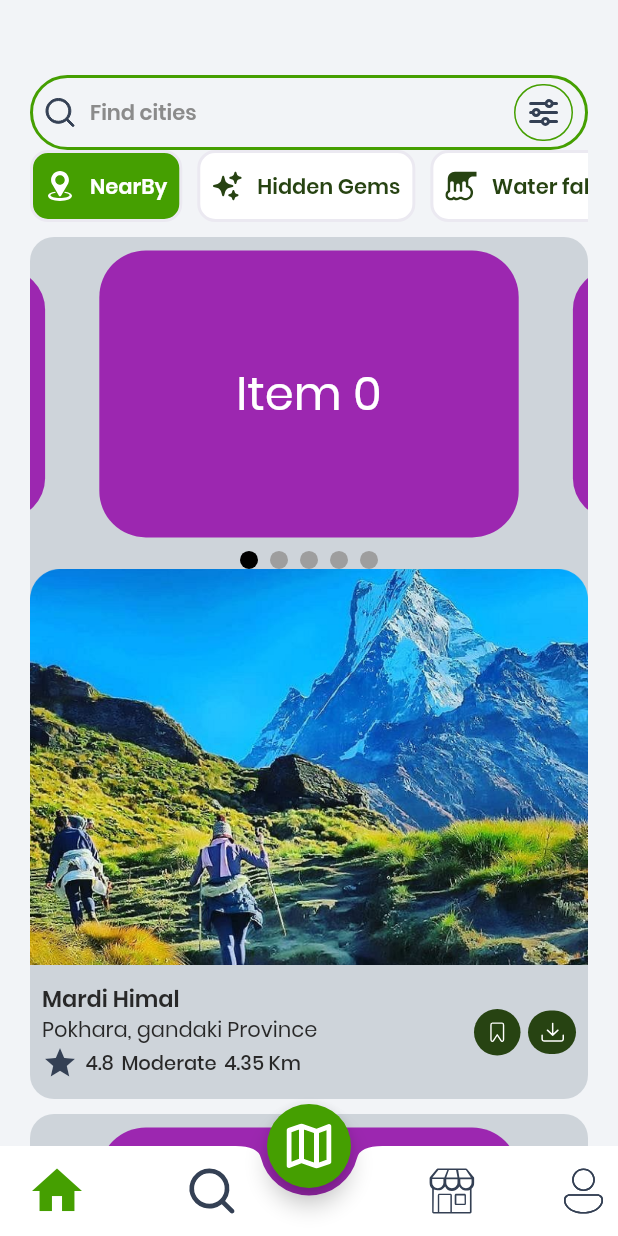
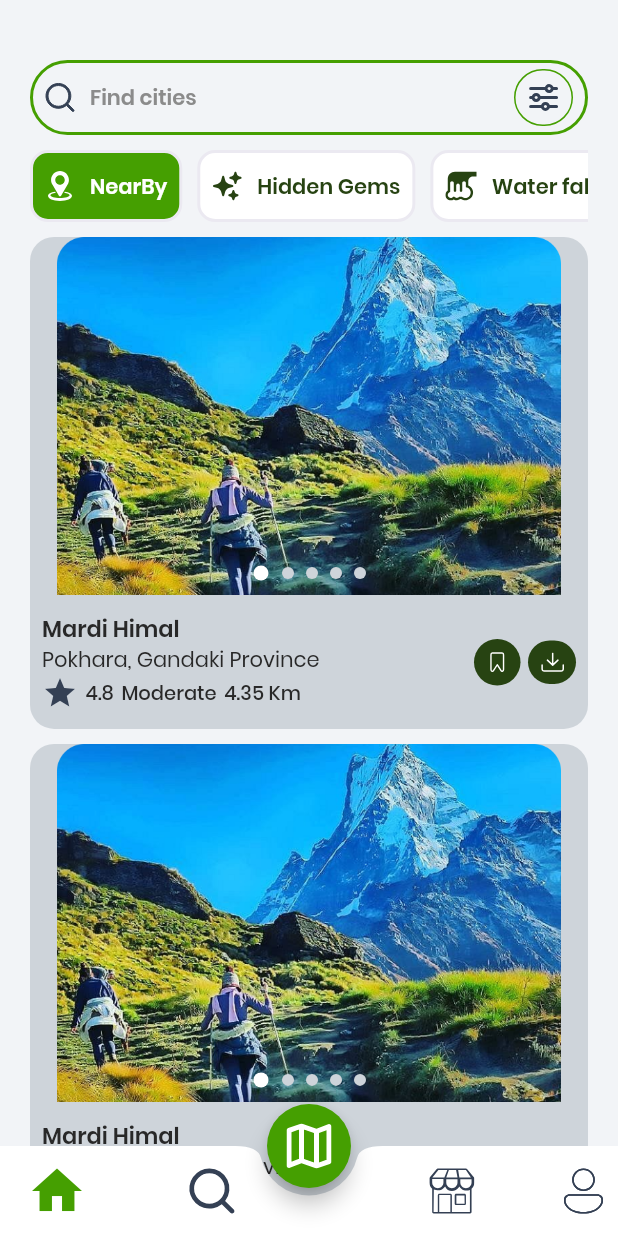
Before and after one commit to sandeshchapagai/goreto_application, a Flutter app: the screen it shows after launch, on a phone screen of 412 x 824 dp. Run offline on Flutter 3.47's test engine with Material 3 defaults, Android fonts, the phone set to English and light mode, and no system bars; drawn by our look-alikes of carousel_slider; our stand-ins replace equatable, flutter_bloc, flutter_dotenv, flutter_secure_storage, flutter_svg, fluttertoast and 2 more; key blocks and very long unbroken strings in the code were emptied for the run.

Commit message:
feat: home page ui donew

```diff
--- a/lib/presentation/screens/home/home_screen.dart
+++ b/lib/presentation/screens/home/home_screen.dart
@@ -32,8 +32,8 @@ class _HomeScreenState extends State<HomeScreen> {
   @override
   Widget build(BuildContext context) {
     return Scaffold(
+        extendBody: true,
         backgroundColor: context.colors.secondaryBackground,
-        extendBody: true,
         floatingActionButton: FloatingActionButton(
             onPressed: () {},
             backgroundColor: context.colors.primary,
--- a/lib/presentation/screens/main/home/components/home_body.dart
+++ b/lib/presentation/screens/main/home/components/home_body.dart
@@ -1,9 +1,10 @@
 import 'package:flutter/material.dart';
 import 'package:goreto_app/core/app/constants/dimensions.dart';
-import 'package:goreto_app/core/app/constants/images.dart';
 import 'package:goreto_app/presentation/screens/main/home/components/widgets/custom_home_card_widget.dart';
 import 'package:goreto_app/presentation/screens/main/home/components/widgets/custom_home_filter_widget.dart';
 import 'package:goreto_app/presentation/screens/main/home/components/widgets/home_search_widget.dart';
+
+import '../../../../../core/app/constants/images.dart';
 
 class HomeBody extends StatelessWidget {
   const HomeBody({super.key});
@@ -12,11 +13,12 @@ class HomeBody extends StatelessWidget {
   Widget build(BuildContext context) {
     return Column(
       children: [
-        kVSizedBox5,
+        kVSizedBox4,
         HomeSearchWidget(),
+        kVSizedBox1,
         Expanded(
-          child: ListView(
-            shrinkWrap: true,
+          child: SingleChildScrollView(
+            child: Column(
               children: [
                 CustomHomeFilterWidget(),
                 kVSizedBox1,
@@ -28,6 +30,7 @@ class HomeBody extends StatelessWidget {
               ],
             ),
           ),
+        ),
       ],
     );
   }
--- a/lib/presentation/screens/main/home/components/widgets/custom_home_card_widget.dart
+++ b/lib/presentation/screens/main/home/components/widgets/custom_home_card_widget.dart
@@ -23,18 +23,7 @@ class _CustomHomeCardWidgetState extends State<CustomHomeCardWidget> {
 
   final List<Widget> _itemsList = List.generate(
     5,
-    (index) => Container(
-      margin: const EdgeInsets.all(9),
-      alignment: Alignment.center,
-      decoration: BoxDecoration(
-        color: Colors.purple.shade500,
-        borderRadius: BorderRadius.circular(31),
-      ),
-      child: Text(
-        'Item $index',
-        style: const TextStyle(fontSize: 31, color: Colors.white),
-      ),
-    ),
+    (index) => CustomImageAssetWidget(image: kHimalImage),
   );
 
   @override
@@ -44,15 +33,19 @@ class _CustomHomeCardWidgetState extends State<CustomHomeCardWidget> {
         borderRadius: BorderRadius.circular(16),
         color: context.colors.grayShade300,
       ),
-        child: Column(children: [
-          Column(
+      child: Column(
         children: [
+          Stack(
+            children: [
+              // Carousel Slider
               CarouselSlider(
                 items: _itemsList,
                 carouselController: _controller,
                 options: CarouselOptions(
-                  autoPlay: true,
-                  enlargeCenterPage: true,
+                  height: MediaQuery.of(context).size.height *
+                      0.29, // Adjust height as needed
+                  viewportFraction: 1.0, // Full width
+                  autoPlay: false,
                   onPageChanged: (index, reason) {
                     setState(() {
                       _currentIndex = index;
@@ -60,20 +53,34 @@ class _CustomHomeCardWidgetState extends State<CustomHomeCardWidget> {
                   },
                 ),
               ),
-              Row(
+              // Row of Indicators Overlaid on Carousel
+              Positioned(
+                bottom:
+                    10, // Adjust to position the row above the bottom edge of the carousel
+                left: 0,
+                right: 0,
+                child: Row(
                   mainAxisAlignment: MainAxisAlignment.center,
                   children: List.generate(_itemsList.length, (index) {
-                    return Container(
-                        width: 12.0,
-                        height: 12.0,
+                    return AnimatedContainer(
+                      duration: Duration(milliseconds: 300),
                       margin: const EdgeInsets.symmetric(horizontal: 4.0),
+                      height: 10.0,
+                      width: _currentIndex == index
+                          ? 12.0
+                          : 8.0, // Active dot is larger
                       decoration: BoxDecoration(
                         shape: BoxShape.circle,
                         color: _currentIndex == index
-                                ? Colors.black
-                                : Colors.grey));
-                  })),
-              CustomImageAssetWidget(image: widget.image ?? kHimalImage),
+                            ? context.colors.white
+                            : context.colors.grayShade300,
+                      ),
+                    );
+                  }),
+                ),
+              ),
+            ],
+          ),
           Container(
             padding: EdgeInsets.symmetric(horizontal: 8, vertical: 12),
             child: Row(
@@ -88,7 +95,7 @@ class _CustomHomeCardWidgetState extends State<CustomHomeCardWidget> {
                       fontWeight: FontWeight.w600,
                     ),
                     CustomText(
-                          text: "Pokhara, gandaki Province",
+                      text: "Pokhara, Gandaki Province",
                     ),
                     Row(
                       spacing: kHBox0,
@@ -120,7 +127,8 @@ class _CustomHomeCardWidgetState extends State<CustomHomeCardWidget> {
                       padding: EdgeInsets.all(8),
                       decoration: BoxDecoration(
                         borderRadius: BorderRadius.circular(100),
-                              color: context.colors.greenIconbackground),
+                        color: context.colors.greenIconbackground,
+                      ),
                       child: CustomSvgWidget(
                         icon: kSaveIcon,
                         height: 15,
@@ -131,7 +139,8 @@ class _CustomHomeCardWidgetState extends State<CustomHomeCardWidget> {
                       padding: EdgeInsets.all(8),
                       decoration: BoxDecoration(
                         borderRadius: BorderRadius.circular(100),
-                              color: context.colors.greenIconbackground),
+                        color: context.colors.greenIconbackground,
+                      ),
                       child: CustomSvgWidget(
                         icon: kDownloadIcon,
                         color: context.colors.white,
@@ -144,6 +153,6 @@ class _CustomHomeCardWidgetState extends State<CustomHomeCardWidget> {
           )
         ],
       ),
-        ]));
+    );
   }
 }
```
Lines whose indentation alone changed are shown as unchanged.
